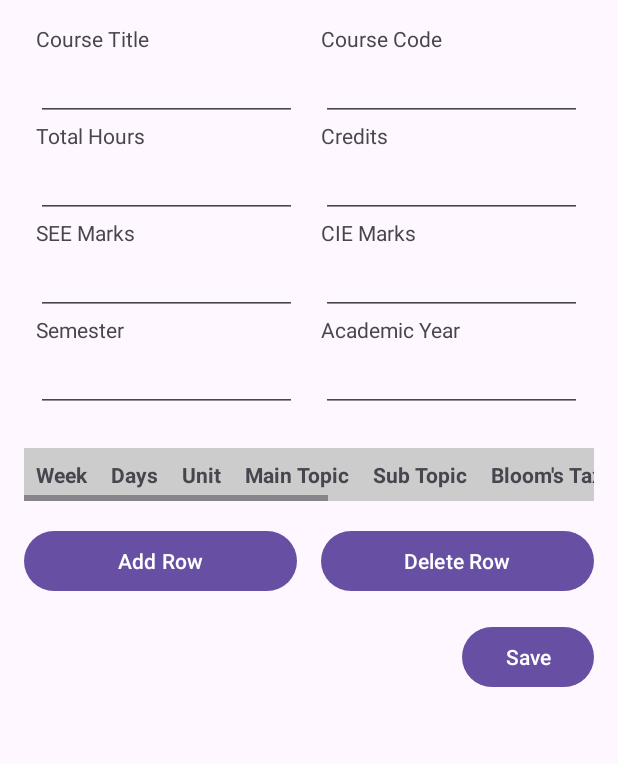
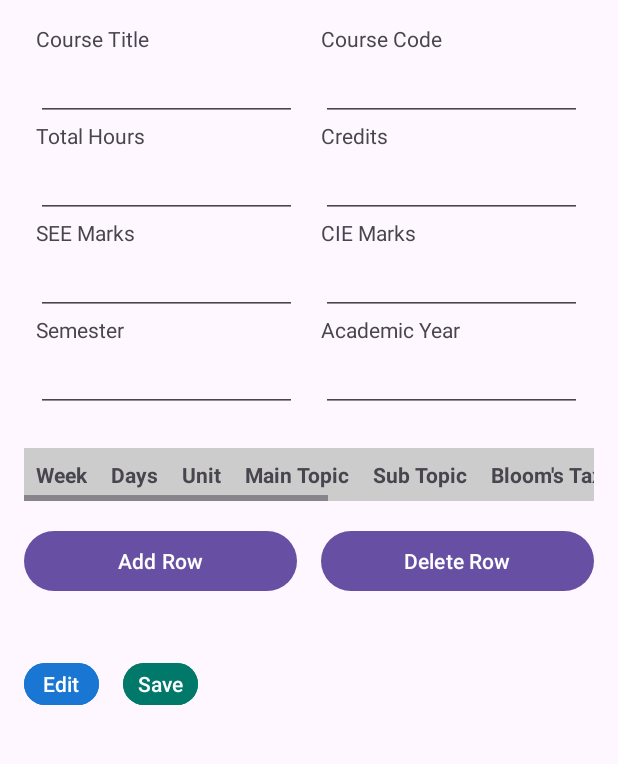
Before and after one commit to Amulya-R3008/Digital-Work-Diary, an Android app: the fragment TopicPlannerFragment shown on its own in the app's theme, on a phone screen of 412 x 824 dp, the part 265-1029 px from its top. Run offline under Robolectric (Android 15) with nearby library versions, the phone set to English and light mode, and no system bars; libraries missing offline, so code that uses them is left out: com.parse; 2 statements that could not run were skipped.

Commit message:
initial10

```diff
--- a/app/src/main/res/layout/fragment_topic_planner.xml
+++ b/app/src/main/res/layout/fragment_topic_planner.xml
@@ -173,12 +173,48 @@
         </LinearLayout>
 
         <!-- Save Button -->
-        <Button
-            android:id="@+id/saveButton"
+        <!-- Edit Button -->
+        <!-- Edit and Save Buttons Side-by-Side -->
+        <LinearLayout
             android:layout_width="wrap_content"
             android:layout_height="wrap_content"
-            android:text="Save"
-            android:layout_gravity="end"
-            android:layout_marginTop="16dp"/>
+            android:orientation="horizontal"
+            android:gravity="end"
+            android:layout_marginTop="40dp">
+
+            <Button
+                android:id="@+id/editButton"
+                android:layout_width="50dp"
+                android:layout_height="36dp"
+                android:text="Edit"
+                android:textColor="@android:color/white"
+                android:textSize="14sp"
+                android:backgroundTint="@color/colorPrimary"
+                android:layout_marginEnd="8dp"
+                android:minWidth="0dp"
+                android:minHeight="0dp"
+                android:paddingLeft="8dp"
+                android:paddingRight="8dp"
+                android:paddingTop="4dp"
+                android:paddingBottom="4dp"/>
+
+            <Button
+                android:id="@+id/saveButton"
+                android:layout_width="50dp"
+                android:layout_height="36dp"
+                android:text="Save"
+                android:textColor="@android:color/white"
+                android:textSize="14sp"
+                android:backgroundTint="@color/teal_700"
+                android:layout_marginStart="8dp"
+                android:minWidth="0dp"
+                android:minHeight="0dp"
+                android:paddingLeft="8dp"
+                android:paddingRight="8dp"
+                android:paddingTop="4dp"
+                android:paddingBottom="4dp"/>
+        </LinearLayout>
+
+
     </LinearLayout>
 </ScrollView>
--- a/app/src/main/res/values/colors.xml
+++ b/app/src/main/res/values/colors.xml
@@ -5,4 +5,8 @@
     <color name="primary_color">#2E7D32</color>
     <color name="secondary_color">#0277BD</color>
     <color name="grey_600">#757575</color>
+    <color name="editBlue">#1976D2</color>
+    <color name="colorPrimary">#1976D2</color>
+    <color name="teal_700">#00796B</color>
+
 </resources>
```
